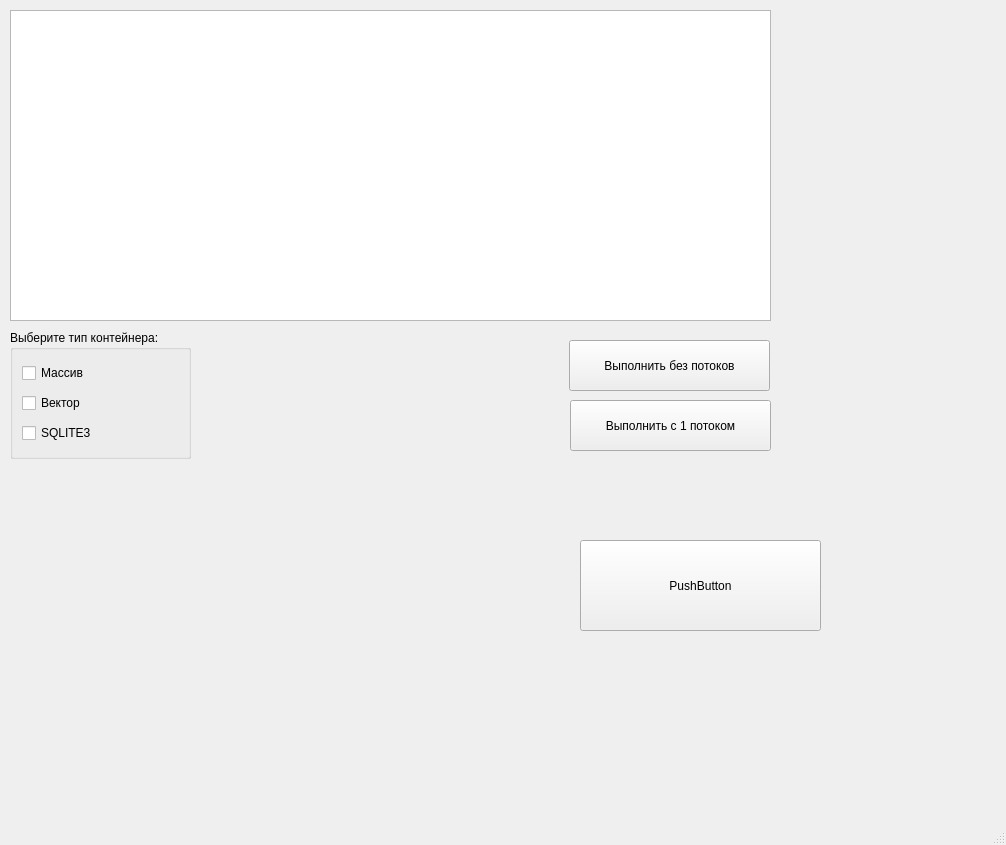
Old version of the form mainwindow.ui in the repository lzlaG/SQLITE_APP.
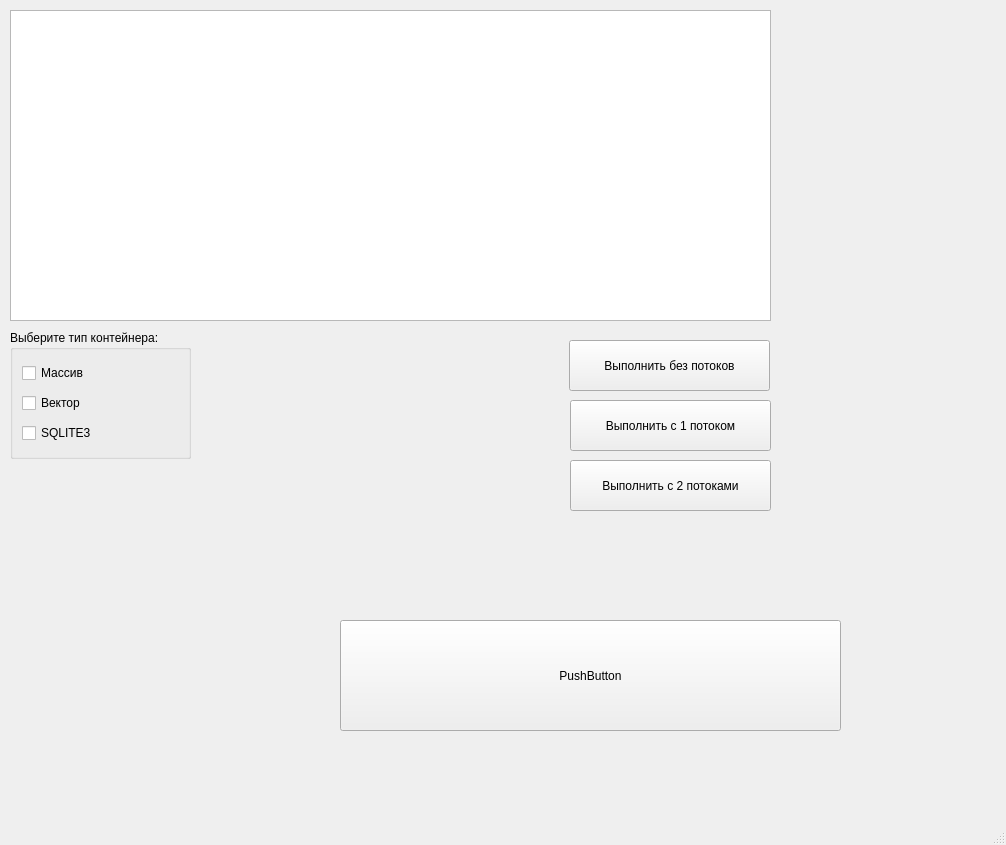
New version of the form.

Commit message: two threads button

The edit to the form file:
```diff
--- a/mainwindow.ui
+++ b/mainwindow.ui
@@ -99,13 +99,26 @@
      <string>Выполнить с 1 потоком</string>
     </property>
    </widget>
+   <widget class="QPushButton" name="Two_Thread_Button">
+    <property name="geometry">
+     <rect>
+      <x>570</x>
+      <y>460</y>
+      <width>201</width>
+      <height>51</height>
+     </rect>
+    </property>
+    <property name="text">
+     <string>Выполнить с 2 потоками</string>
+    </property>
+   </widget>
    <widget class="QPushButton" name="debug">
     <property name="geometry">
      <rect>
-      <x>580</x>
-      <y>540</y>
-      <width>241</width>
-      <height>91</height>
+      <x>340</x>
+      <y>620</y>
+      <width>501</width>
+      <height>111</height>
      </rect>
     </property>
     <property name="text">
```
The commit also changes 2 other files.
